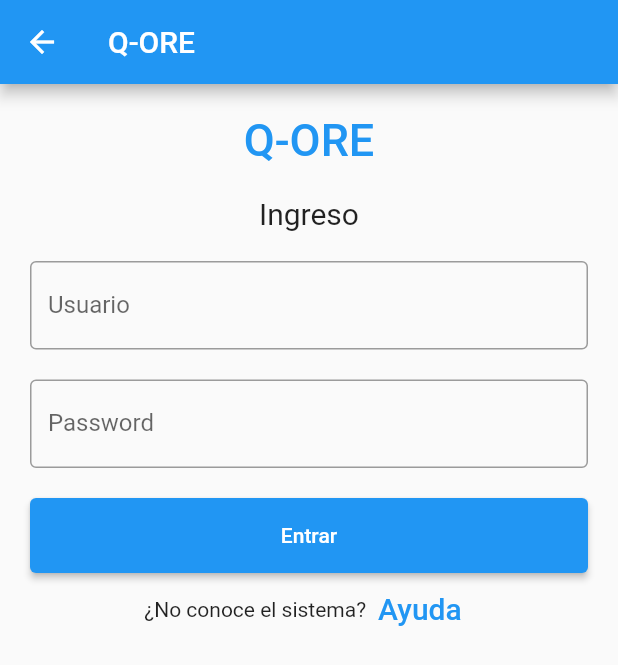
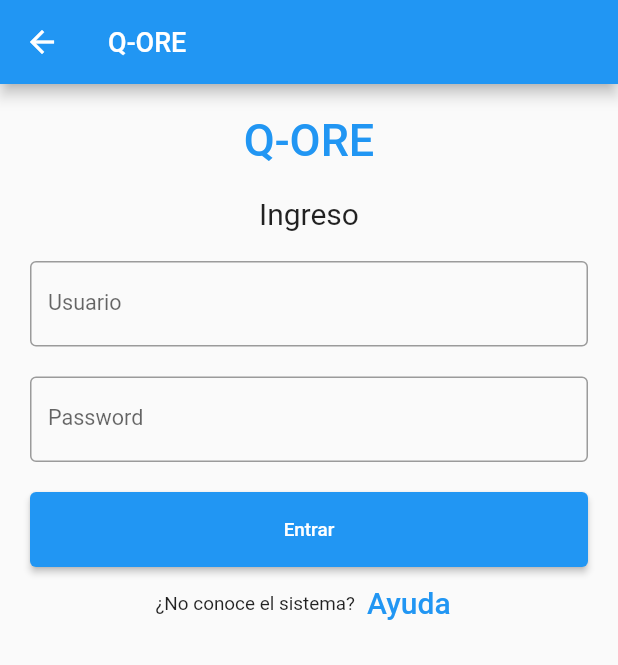
Before and after one commit to Clod/qore-client, a Flutter app: the screen it shows after launch, after a tap on the "login" icon, on a phone screen of 412 x 824 dp. Shown: the top 665 px of the screen. Run offline on Flutter 3.47's test engine with Material 2 defaults, Android fonts, the phone set to English and light mode, and no system bars; our stand-ins replace auto_route, firebase_auth, firebase_core, flutter_dotenv, flutter_form_builder, form_builder_validators and 1 more; accounts and stored records are empty; network calls fail.

Commit message:
Cambio el tamaño de los fonts a nivel app. Achico el tamaño de los campos en el widget para alta y modificación de paciente. Deshabilito la flechita para atrás en la pantalla de alta

```diff
--- a/lib/assets/Constants.dart
+++ /dev/null
@@ -1 +0,0 @@
-const String AppDisplayName= "Q-ORE";
--- /dev/null
+++ b/lib/assets/constants.dart
@@ -0,0 +1 @@
+const String appDisplayName= "Q-ORE";
--- a/lib/main.dart
+++ b/lib/main.dart
@@ -61,6 +61,14 @@ class MyAppState extends State<MyApp> {
   @override
   Widget build(BuildContext context) {
     return MaterialApp.router(
+      // https://stackoverflow.com/questions/56194440/flutter-default-font-size
+      // The resulting font size is (originalSize * fontSizeFactor + fontSizeDelta).
+      theme: ThemeData(
+        textTheme: Theme.of(context).textTheme.apply(
+          fontSizeFactor: 0.9,
+          fontSizeDelta: 0.0,
+        ),
+      ),
       debugShowCheckedModeBanner: true,
       routeInformationParser: _appRouter.defaultRouteParser(),
       routerDelegate: _appRouter.delegate(),
--- a/lib/routes/route_guard.dart
+++ b/lib/routes/route_guard.dart
@@ -25,6 +25,8 @@ class RouteGuard extends AutoRedirectGuard {
     router.push(
       LoginRoute(
         onLoginCallback: (_) {
+          // The resolver object has the data about where the user wanted to navigate
+          // in case of deep-linking
           resolver.next();
           // Clod: Remove this login screen from our navigation stack, so when
           // user presses the back button they are not taken to a login screen again.
--- a/lib/screens/dashboard/products/products_screen.dart
+++ b/lib/screens/dashboard/products/products_screen.dart
@@ -5,7 +5,7 @@ import 'package:firebase_auth/firebase_auth.dart';
 import 'package:flutter/cupertino.dart';
 import 'package:flutter/material.dart';
 import 'package:progress_indicators/progress_indicators.dart';
-import 'package:cardio_gut/assets/Constants.dart' as constants;
+import 'package:cardio_gut/assets/constants.dart' as constants;
 
 import '../../../main.dart';
 import '../../../model/PatientsDAO.dart';
@@ -46,7 +46,7 @@ class _ProductsScreenState extends State<ProductsScreen> {
   Widget build(BuildContext context) {
     return Scaffold(
       appBar: AppBar(
-        title: const Text(constants.AppDisplayName),
+        title: const Text(constants.appDisplayName),
         actions: <Widget>[
           IconButton(
             icon: const Icon(Icons.logout_outlined),
--- a/lib/screens/dashboard/profile/profile_screen.dart
+++ b/lib/screens/dashboard/profile/profile_screen.dart
@@ -3,7 +3,7 @@ import 'package:flutter/material.dart';
 
 import '../../../main.dart';
 import '../../../model/Paciente.dart';
-import 'package:cardio_gut/assets/Constants.dart' as constants;
+import 'package:cardio_gut/assets/constants.dart' as constants;
 
 class ProfileScreen extends StatelessWidget {
   const ProfileScreen({Key? key, required this.parametro}) : super(key: key);
@@ -17,7 +17,7 @@ class ProfileScreen extends StatelessWidget {
     if (parametro.apellido.isEmpty) {
       return Scaffold(
           appBar: AppBar(
-              title: const Text(constants.AppDisplayName),
+              title: const Text(constants.appDisplayName),
               automaticallyImplyLeading:
                   false, // https://stackoverflow.com/questions/44978216/flutter-remove-back-button-on-appbar
               actions: <Widget>[
@@ -40,7 +40,7 @@ class ProfileScreen extends StatelessWidget {
     } else {
       return Scaffold(
           appBar: AppBar(
-              title: const Text(constants.AppDisplayName),
+              title: const Text(constants.appDisplayName),
               automaticallyImplyLeading:
                   false, // https://stackoverflow.com/questions/44978216/flutter-remove-back-button-on-appbar
               actions: <Widget>[
--- a/lib/screens/home/home_screen.dart
+++ b/lib/screens/home/home_screen.dart
@@ -27,6 +27,8 @@ class HomeScreen extends StatelessWidget {
       ),
       floatingActionButton: FloatingActionButton(
         onPressed: () {
+          // Navigate to DashBoardScreen. If user is not authenticated
+          // navigation will be intercepted by login screen
           AutoRouter.of(context).push(
             const DashboardRoute(),
           );
--- a/lib/screens/login/login_screen.dart
+++ b/lib/screens/login/login_screen.dart
@@ -2,7 +2,7 @@ import 'package:auto_route/auto_route.dart';
 import 'package:firebase_auth/firebase_auth.dart';
 import 'package:flutter/material.dart';
 import 'package:flutter/foundation.dart';
-import 'package:cardio_gut/assets/Constants.dart' as constants;
+import 'package:cardio_gut/assets/constants.dart' as constants;
 import '../../main.dart';
 import '../../routes/router.gr.dart';
 import '../../assets/global_data.dart';
@@ -23,7 +23,7 @@ class LoginScreen extends StatelessWidget {
   // onLoginCallback es una función que tiene un parámetro de tipo bool
   final Function(bool loggedIn) onLoginCallback;
 
-  static const String _title = constants.AppDisplayName;
+  static const String _title = constants.appDisplayName;
 
   @override
   Widget build(BuildContext context) {
@@ -42,13 +42,12 @@ class MyStatefulWidget extends StatefulWidget {
 
   @override
   State<MyStatefulWidget> createState() =>
-      _MyStatefulWidgetState(onLoginCallback);
+      _MyStatefulWidgetState();
 }
 
 class _MyStatefulWidgetState extends State<MyStatefulWidget> {
-  _MyStatefulWidgetState(this.onLoginCallback);
 
-  final Function(bool loggedIn) onLoginCallback;
+  late final Function(bool loggedIn) onLoginCallback;
 
   // https://docs.flutter.dev/cookbook/forms/validation
   // Create a global key that uniquely identifies the Form widget
@@ -62,12 +61,13 @@ class _MyStatefulWidgetState extends State<MyStatefulWidget> {
 
   @override
   void initState() {
-    // TODO: implement initState
+
     super.initState();
+    onLoginCallback = widget.onLoginCallback;
 
     if (!kReleaseMode) {
       nameController.text = "j.claudio.grasso@gmail.com";
-      passwordController.text = "111111";
+      passwordController.text = "222222";
     }
   }
 
@@ -83,7 +83,7 @@ class _MyStatefulWidgetState extends State<MyStatefulWidget> {
               alignment: Alignment.center,
               padding: const EdgeInsets.all(10),
               child: const Text(
-                constants.AppDisplayName,
+                constants.appDisplayName,
                 style: TextStyle(
                   color: Colors.blue,
                   fontWeight: FontWeight.w500,
@@ -190,6 +190,7 @@ class _MyStatefulWidgetState extends State<MyStatefulWidget> {
                     // OJO que esto está interceptando la navegación a otra pantalla
                     // Por eso no se ve ninguna instrucción de navegación que indique
                     // a dónde tiene que ir después.
+                    AutoRouter.of(context).push(DashboardRoute());
                   }
                 },
               ),
@@ -204,7 +205,7 @@ class _MyStatefulWidgetState extends State<MyStatefulWidget> {
                   ),
                   onPressed: () {
                     debugPrint("Intento ir a about");
-                    //signup screen
+
                     AutoRouter.of(context)
                         .push(AboutRouter(parametro: "Un parámetro"));
                   },
--- a/lib/util/auth_service.dart
+++ b/lib/util/auth_service.dart
@@ -2,6 +2,7 @@ import 'package:flutter/material.dart';
 
 class AuthService extends ChangeNotifier {
   bool _authenticated = false;
+
   bool get authenticated => _authenticated;
   set authenticated(bool value) {
     _authenticated = value;
```
Also changed, not shown: lib/routes/router.dart (+14 -12 lines), lib/screens/about/about_screen.dart (+15 -7 lines), lib/screens/dashboard/products/add_products/add_patient_screen.dart (+6 -4 lines), lib/screens/dashboard/products/patient_widget.dart (+32 -23 lines), lib/screens/dashboard/profile/edit_patient_screen.dart (+16 -8 lines).
